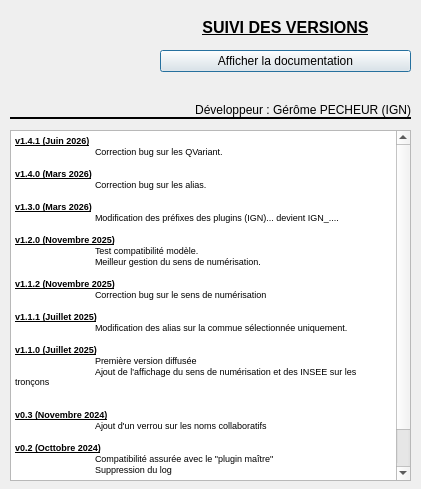
This is aproposde.ui in IGNF/assistant-odonyme-qgis-plugin as Qt 5 draws it before an edit. The edited form follows.
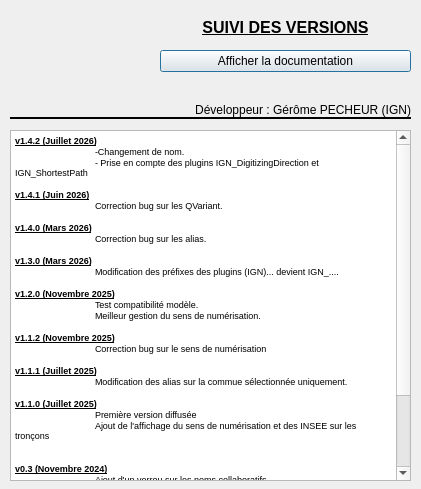
This is the edited form. Icons and pictures are not drawn.

Commit message: changement de version et prise en compte du nouveau nom du che le plus court et sens num

The edit to the form file:
```diff
--- a/aproposde.ui
+++ b/aproposde.ui
@@ -119,6 +119,10 @@
 &lt;html&gt;&lt;head&gt;&lt;meta name=&quot;qrichtext&quot; content=&quot;1&quot; /&gt;&lt;style type=&quot;text/css&quot;&gt;
 p, li { white-space: pre-wrap; }
 &lt;/style&gt;&lt;/head&gt;&lt;body style=&quot; font-family:'MS Shell Dlg 2'; font-size:8.25pt; font-weight:400; font-style:normal;&quot;&gt;
+&lt;p style=&quot; margin-top:0px; margin-bottom:0px; margin-left:0px; margin-right:0px; -qt-block-indent:0; text-indent:0px;&quot;&gt;&lt;span style=&quot; font-size:7pt; font-weight:600; text-decoration: underline;&quot;&gt;v1.4.2 (Juillet 2026)&lt;/span&gt;&lt;/p&gt;
+&lt;p style=&quot; margin-top:0px; margin-bottom:0px; margin-left:0px; margin-right:0px; -qt-block-indent:0; text-indent:0px;&quot;&gt;&lt;span style=&quot; font-size:7pt;&quot;&gt;	-Changement de nom.&lt;/span&gt;&lt;/p&gt;
+&lt;p style=&quot; margin-top:0px; margin-bottom:0px; margin-left:0px; margin-right:0px; -qt-block-indent:0; text-indent:0px;&quot;&gt;&lt;span style=&quot; font-size:7pt;&quot;&gt;	- Prise en compte des plugins IGN_DigitizingDirection et IGN_ShortestPath&lt;/span&gt;&lt;/p&gt;
+&lt;p style=&quot;-qt-paragraph-type:empty; margin-top:0px; margin-bottom:0px; margin-left:0px; margin-right:0px; -qt-block-indent:0; text-indent:0px; font-size:7pt;&quot;&gt;&lt;br /&gt;&lt;/p&gt;
 &lt;p style=&quot; margin-top:0px; margin-bottom:0px; margin-left:0px; margin-right:0px; -qt-block-indent:0; text-indent:0px;&quot;&gt;&lt;span style=&quot; font-size:7pt; font-weight:600; text-decoration: underline;&quot;&gt;v1.4.1 (Juin 2026)&lt;/span&gt;&lt;/p&gt;
 &lt;p style=&quot; margin-top:0px; margin-bottom:0px; margin-left:0px; margin-right:0px; -qt-block-indent:0; text-indent:0px;&quot;&gt;&lt;span style=&quot; font-size:7pt;&quot;&gt;	Correction bug sur les QVariant.&lt;/span&gt;&lt;/p&gt;
 &lt;p style=&quot;-qt-paragraph-type:empty; margin-top:0px; margin-bottom:0px; margin-left:0px; margin-right:0px; -qt-block-indent:0; text-indent:0px; font-size:7pt;&quot;&gt;&lt;br /&gt;&lt;/p&gt;
```
The commit also changes 2 other files.
